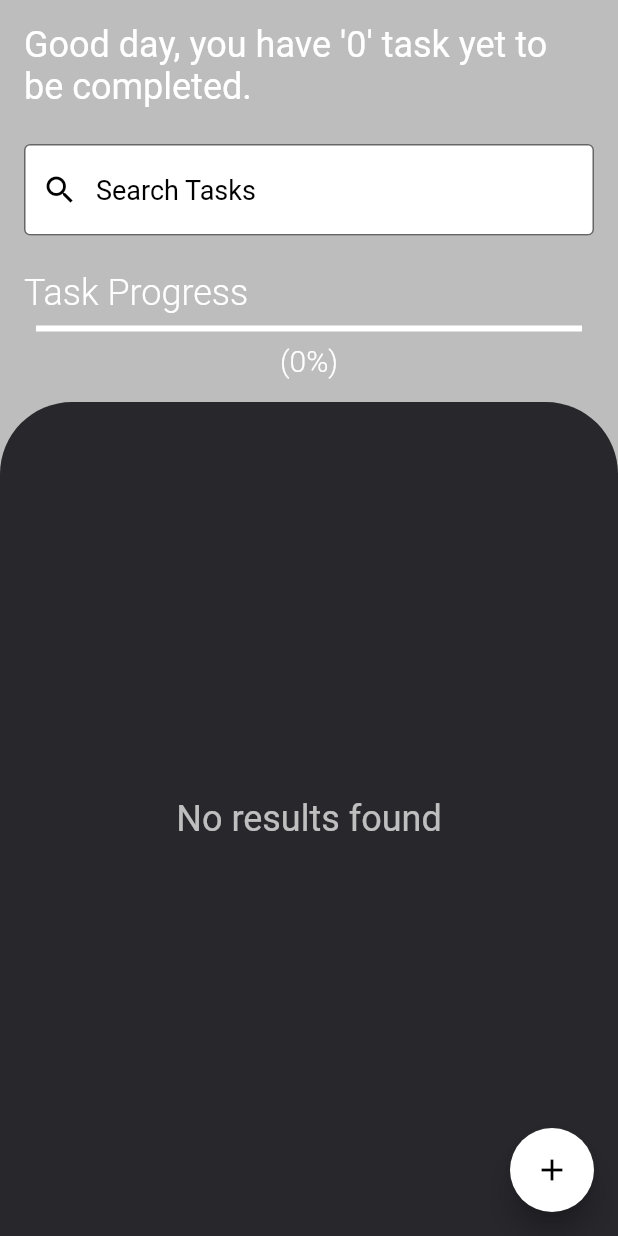
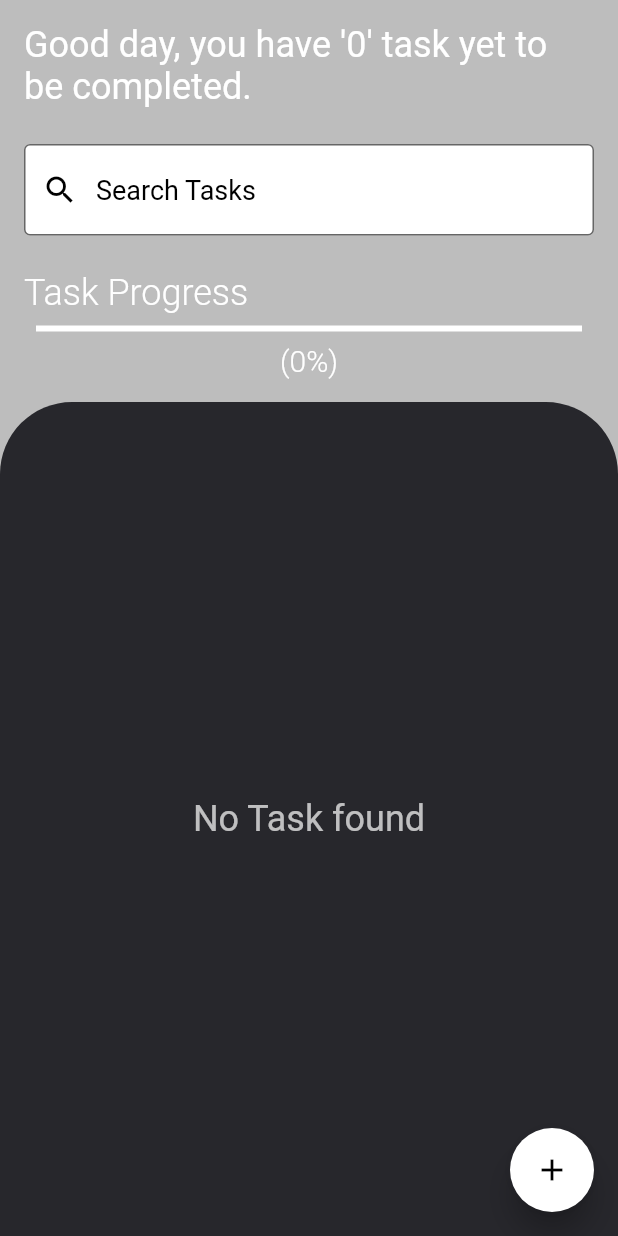
Before and after one commit to obimike/task_flutter, a Flutter app: the screen it shows after launch, on a phone screen of 412 x 824 dp. Run offline on Flutter 3.47's test engine with Material 2 defaults, Android fonts, the phone set to English and light mode, and no system bars; our stand-ins replace fluttertoast, sqflite; accounts and stored records are empty.

```diff
--- a/lib/pages/task.dart
+++ b/lib/pages/task.dart
@@ -233,7 +233,7 @@ class _TaskState extends State<Task> {
                       )
                     : const Center(
                         child: Text(
-                          'No results found',
+                          'No Task found',
                           style: TextStyle(fontSize: 24, color: Colors.white70),
                         ),
                       ),
```
Also changed, not shown: 5 other files.
